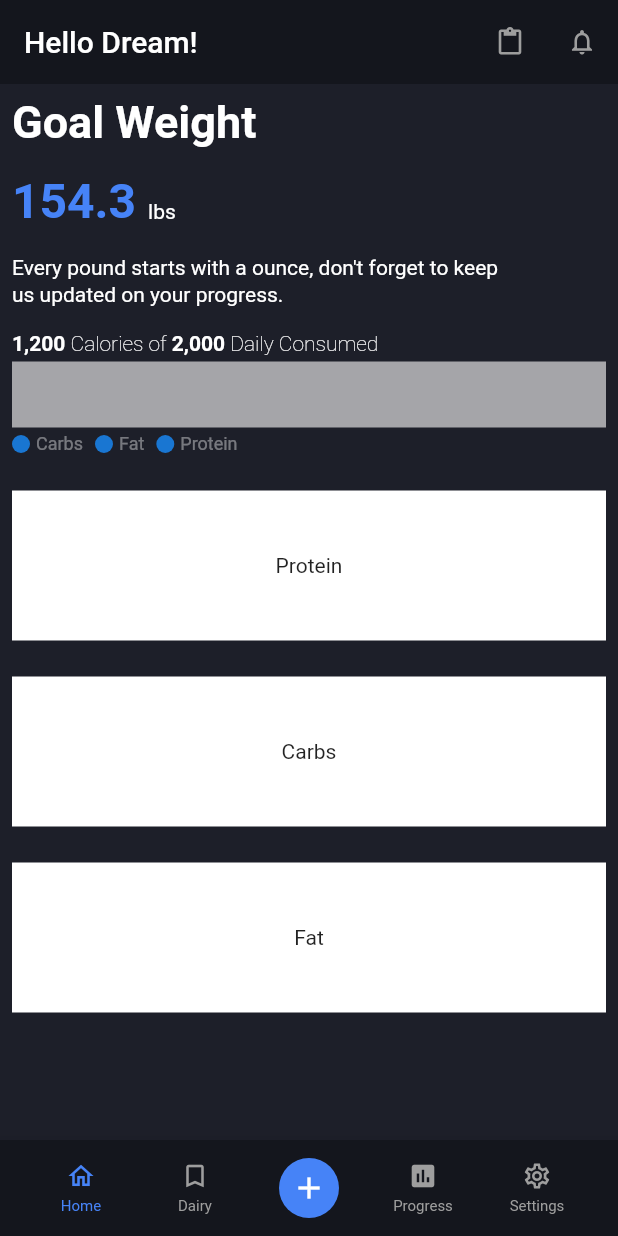
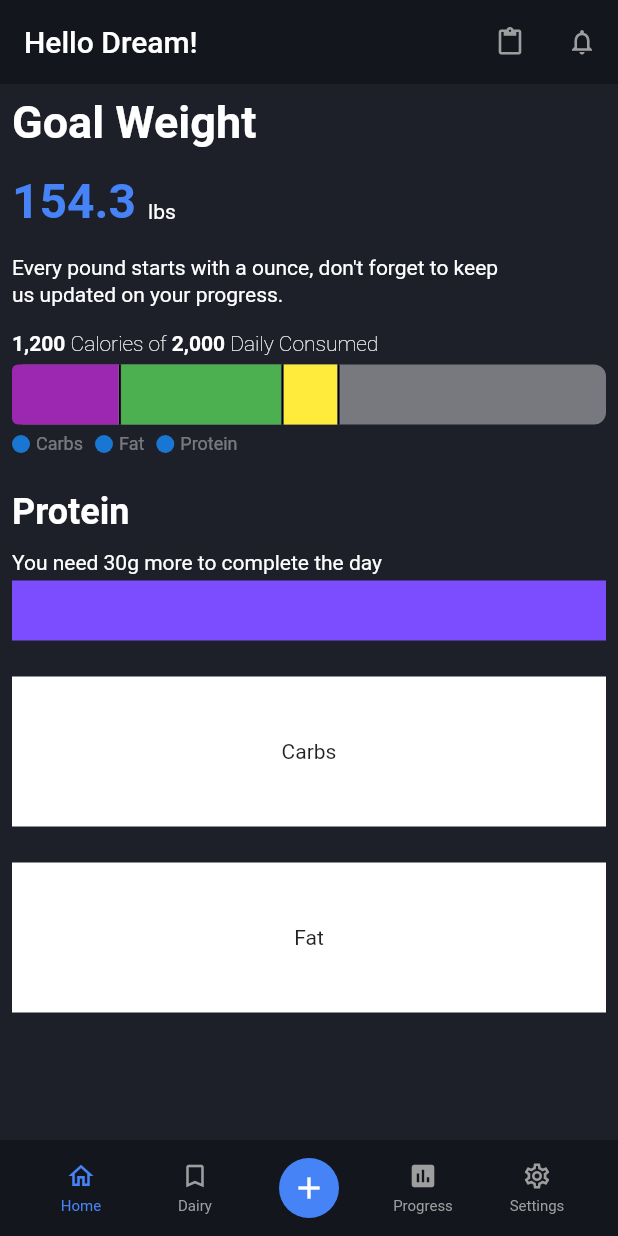
Before and after one commit to JAICHANGPARK/flutter_notebook_18th_story, a Flutter app: the screen it shows after launch, on a phone screen of 412 x 824 dp. Run offline on Flutter 3.47's test engine with Material 2 defaults, Android fonts, the phone set to English and light mode, and no system bars; our stand-ins replace cached_network_image, flutter_lorem, flutter_riverpod, flutter_svg, freezed_annotation, go_router and 3 more.

Commit message:
Update calorie_tracking_home_page.dart

```diff
--- a/lib/ep1076_calorie_tracking_app/src/ui/calorie_tracking_home_page.dart
+++ b/lib/ep1076_calorie_tracking_app/src/ui/calorie_tracking_home_page.dart
@@ -107,7 +107,6 @@ class _CalorieTrackingHomePageState extends State<CalorieTrackingHomePage> {
                               color: Colors.white,
                               fontWeight: FontWeight.w200,
                             )),
-
                         TextSpan(
                             text: "2,000 ",
                             style: TextStyle(
@@ -122,12 +121,54 @@ class _CalorieTrackingHomePageState extends State<CalorieTrackingHomePage> {
                             )),
                       ]),
                     ),
-                     Expanded(child: Padding(
-                      padding: EdgeInsets.symmetric(vertical: 4),
+                    Expanded(
+                        child: Padding(
+                      padding: const EdgeInsets.symmetric(vertical: 6),
                       child: Container(
                         decoration: BoxDecoration(
-                          color: Colors.white.withOpacity(0.6),
-
+                          color: Colors.white.withOpacity(0.4),
+                          borderRadius: BorderRadius.circular(8),
+                        ),
+                        child: Row(
+                          children: [
+                            Flexible(
+                              flex: 4,
+                              child: Container(
+                                decoration: BoxDecoration(
+                                    color: Colors.purple,
+                                    borderRadius: BorderRadius.only(
+                                      topLeft: Radius.circular(4),
+                                      bottomLeft: Radius.circular(4),
+                                    )),
+                              ),
+                            ),
+                            VerticalDivider(
+                              color: Colors.black,
+                              thickness: 1.2,
+                              width: 2,
+                            ),
+                            Flexible(
+                                flex: 6,
+                                child: Container(
+                                  color: Colors.green,
+                                )),
+                            VerticalDivider(
+                              color: Colors.black,
+                              thickness: 1.2,
+                              width: 2,
+                            ),
+                            Flexible(
+                                flex: 2,
+                                child: Container(
+                                  color: Colors.yellow,
+                                )),
+                            VerticalDivider(
+                              color: Colors.black,
+                              thickness: 1.2,
+                              width: 2,
+                            ),
+                            Flexible(flex: 10, child: Container()),
+                          ],
                         ),
                       ),
                     )),
@@ -193,12 +234,42 @@ class _CalorieTrackingHomePageState extends State<CalorieTrackingHomePage> {
                 height: 24,
               ),
               Container(
-                height: 100,
-                color: Colors.white,
-                child: const Center(
-                  child: Text("Protein"),
-                ),
-              ),
+                  height: 100,
+                  child: Column(
+                    crossAxisAlignment: CrossAxisAlignment.start,
+                    children: [
+                      Text(
+                        "Protein",
+                        style: TextStyle(
+                          fontWeight: FontWeight.bold,
+                          color: Colors.white,
+                          fontSize: 24,
+                        ),
+                      ),
+                      SizedBox(
+                        height: 12,
+                      ),
+                      Text(
+                        "You need 30g more to complete the day",
+                        style: TextStyle(
+                          color: Colors.white,
+                        ),
+                      ),
+                      SizedBox(
+                        height: 4,
+                      ),
+                      Expanded(
+                          child: Row(
+                        children: [
+                          Flexible(
+                              flex: 8,
+                              child: Container(
+                                decoration: BoxDecoration(color: Colors.deepPurpleAccent),
+                              ))
+                        ],
+                      )),
+                    ],
+                  )),
               const SizedBox(
                 height: 24,
               ),
```
